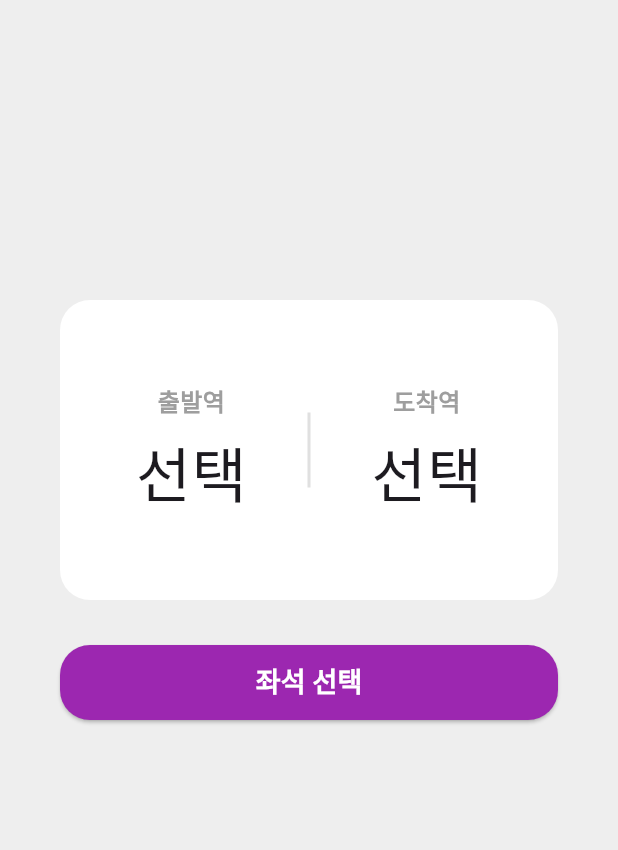
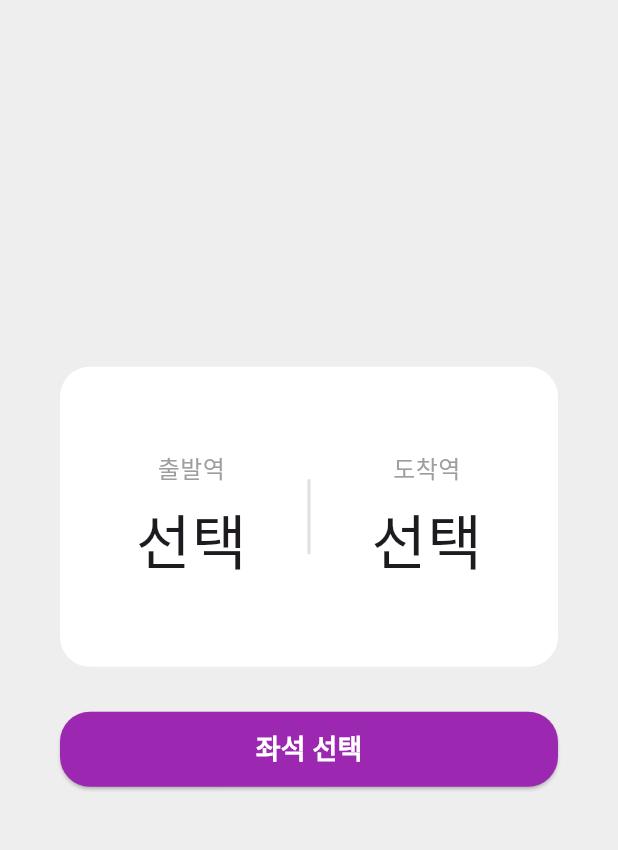
Before and after one commit to 8xc0m4/flutter_train_app, a Flutter app: the screen it shows after launch, on a phone screen of 412 x 824 dp, the part 84-934 px from its top. Run offline on Flutter 3.47's test engine with Material 3 defaults, Android fonts, the phone set to English and light mode, and no system bars.

Commit message:
필수 2 완료 및 오류수정

```diff
--- a/lib/home_page.dart
+++ b/lib/home_page.dart
@@ -28,9 +28,9 @@ class HomePage extends StatelessWidget {
           // 자식들을 화면 중앙 정렬
           child: Column(
             // 세로로 자식 위젯들을 배치
-            crossAxisAlignment: CrossAxisAlignment.center, // 가로 방향 중앙 정렬
+            mainAxisAlignment: MainAxisAlignment.center, // 가로 방향 중앙 정렬
             children: [
-              const SizedBox(height: 200), //위쪽 여백
+              const SizedBox(height: 1), //위쪽 여백
               const StationCard(), // 출발역-도착역 선택 카드
               const SizedBox(height: 30), // 카드 아래 여백 30픽셀
               Padding(
--- a/lib/main.dart
+++ b/lib/main.dart
@@ -1,6 +1,7 @@
 import 'package:flutter/material.dart';
 import 'package:flutter_train_app/home_page.dart';
 
+// 오탈자 조심하기 오탈자 조심하기 오탈자 조심하기 오탈자 조심하기 오탈자 조심하기 오탈자 조심하기 오탈자 조심하기
 // 앱 실행
 void main() {
   runApp(const TrainApp());
--- a/lib/station_card.dart
+++ b/lib/station_card.dart
@@ -1,9 +1,36 @@
 import 'package:flutter/material.dart';
+import 'package:flutter_train_app/select_station_page.dart';
 
-class StationCard extends StatelessWidget {
+class StationCard extends StatefulWidget {
   const StationCard({super.key});
 
-  // 화면을 구성
+  @override
+  State<StationCard> createState() => _StationCardState();
+}
+
+class _StationCardState extends State<StationCard> {
+  String departure = '선택';
+  String arrival = '선택';
+
+  Future<void> selectStation(bool isDeparture) async {
+    final result = await Navigator.push(
+      context,
+      MaterialPageRoute(
+        builder: (context) =>
+            SelectStationPage(title: isDeparture ? '출발역 선택' : '도착역 선택'),
+      ),
+    );
+    if (result != null && result is String) {
+      setState(() {
+        if (isDeparture) {
+          departure = result;
+        } else {
+          arrival = result;
+        }
+      });
+    }
+  }
+
   @override
   Widget build(BuildContext context) {
     return Container(
@@ -14,67 +41,56 @@ class StationCard extends StatelessWidget {
         color: Colors.white,
         borderRadius: BorderRadius.circular(20),
       ),
-      // 가로로 위젯 배치
       child: Row(
-        //crossAxisAlignment: CrossAxisAlignment.center,
         children: [
-          // 출발역
           Expanded(
+            child: GestureDetector(
+              onTap: () => selectStation(true),
               child: Column(
-              //중앙 정렬
-              crossAxisAlignment: CrossAxisAlignment.center,
                 mainAxisAlignment: MainAxisAlignment.center,
-              children: const [
-                Text(
-                  '출발역',
-                  style: TextStyle(
-                    color: Colors.grey,
-                    fontSize: 16,
-                    fontWeight: FontWeight.bold,
+                children: [
+                  const Text('출발역',
+                      style: TextStyle(color: Colors.grey, fontSize: 16)),
+                  const SizedBox(height: 8),
+                  //
+                  FittedBox(
+                    fit: BoxFit.scaleDown,
+                    child: Text(
+                      departure,
+                      style: const TextStyle(fontSize: 40),
                     ),
                   ),
-                SizedBox(height: 8),
-                Text('선택', style: TextStyle(fontSize: 40)),
                 ],
               ),
             ),
-
-          //출발역과 가운데 선 사이 간격
-          SizedBox(
-            width: 20,
-            height: 20,
           ),
-          //가운데 선
+          const SizedBox(width: 20),
           Container(
             height: 50,
             width: 2,
-            color: Colors.grey[300] ?? Colors.grey[400],
-            margin: const EdgeInsets.symmetric(horizontal: 20), // 좌우 여백
+            color: Colors.grey[300],
+            margin: const EdgeInsets.symmetric(horizontal: 20),
           ),
-
-          //출발역과 가운데 선 사이 간격
-          SizedBox(
-            width: 20,
-            height: 20,
-          ),
-
-          // 도착역
+          const SizedBox(width: 20),
           Expanded(
+            child: GestureDetector(
+              onTap: () => selectStation(false),
               child: Column(
-              crossAxisAlignment: CrossAxisAlignment.center,
                 mainAxisAlignment: MainAxisAlignment.center,
-              children: const [
-                Text(
-                  '도착역',
-                  style: TextStyle(
-                    color: Colors.grey,
-                    fontSize: 16,
-                    fontWeight: FontWeight.bold,
+                children: [
+                  const Text('도착역',
+                      style: TextStyle(color: Colors.grey, fontSize: 16)),
+                  const SizedBox(height: 8),
+                  //
+                  FittedBox(
+                    fit: BoxFit.scaleDown,
+                    child: Text(
+                      arrival,
+                      style: const TextStyle(fontSize: 40),
                     ),
                   ),
-                SizedBox(height: 8),
-                Text('선택', style: TextStyle(fontSize: 40)),
                 ],
+              ),
             ),
           ),
         ],
```
Also changed, not shown: assets/stations.json (added, +13 -0 lines), lib/select_station_page.dart (added, +52 -0 lines), pubspec.yaml (+3 -4 lines). Lines whose indentation alone changed are shown as unchanged.
